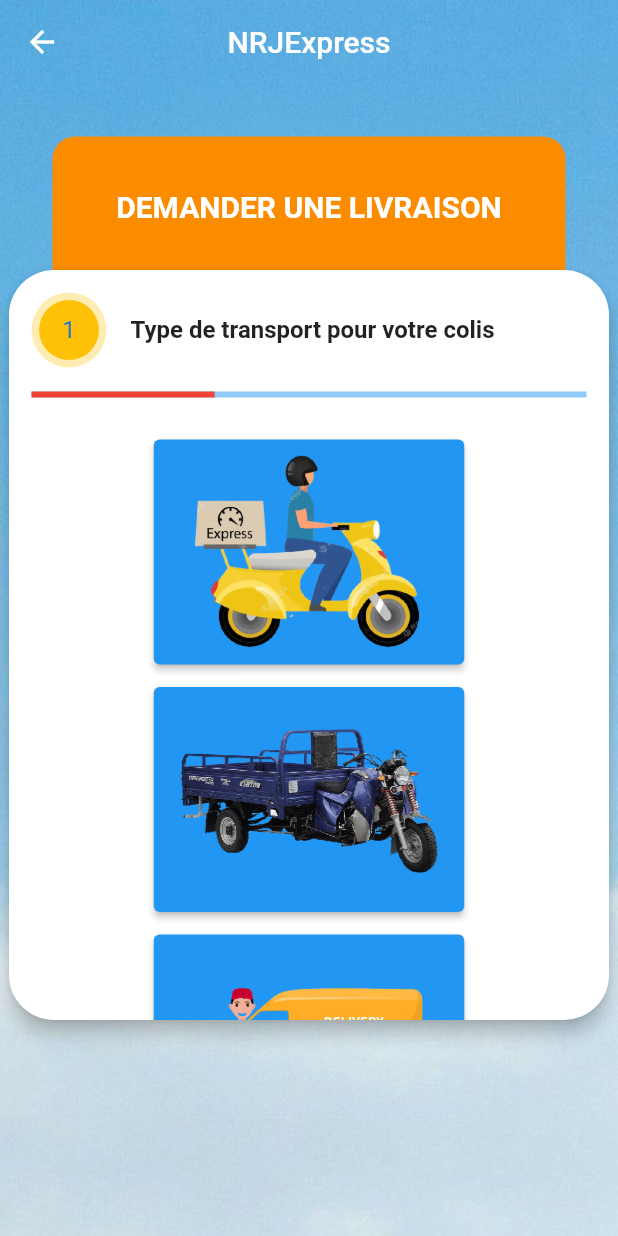
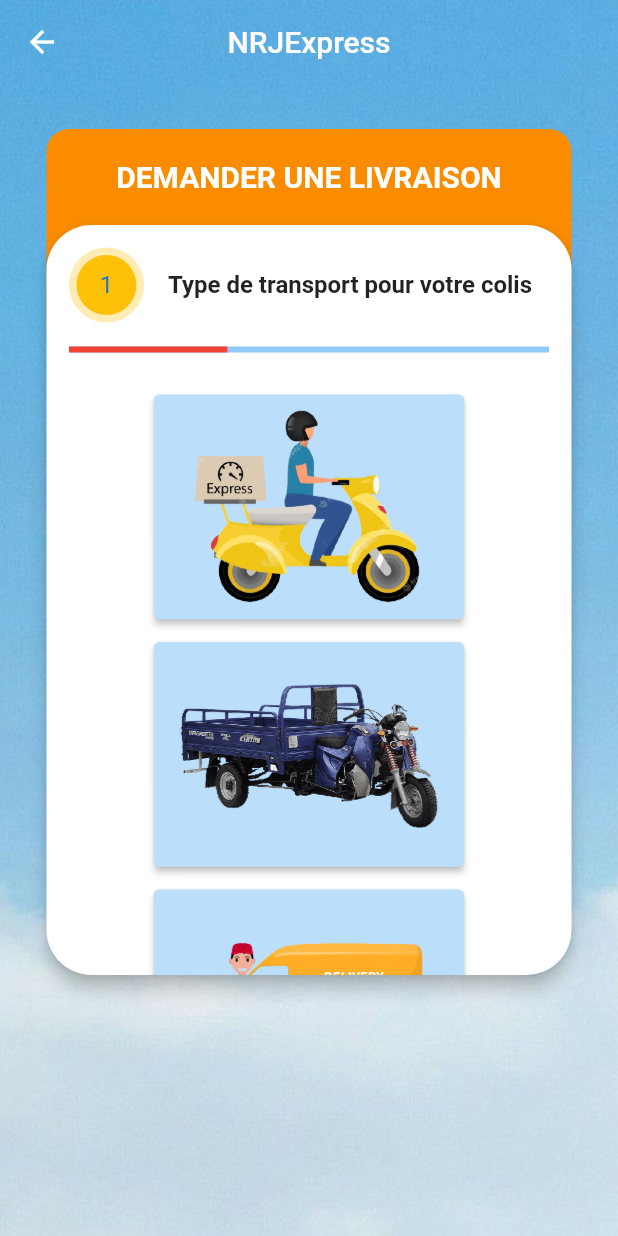
Before and after one commit to coldman-47/expeditious, a Flutter app: the NewDelivery screen opened directly, on a phone screen of 412 x 824 dp. Run offline on Flutter 3.47's test engine with Material 2 defaults, Android fonts, the phone set to English and light mode, and no system bars; our stand-ins replace logger; missing offline and left inert: dart:ffi.

Commit message:
livraison layout

```diff
--- a/lib/components/vehicles.dart
+++ b/lib/components/vehicles.dart
@@ -21,6 +21,9 @@ class _VehiclesState extends State<Vehicles> {
         child: Column(children: [
           ButtonBar(alignment: MainAxisAlignment.center, children: [
             ElevatedButton(
+                style: ButtonStyle(
+                    backgroundColor:
+                        MaterialStateProperty.all<Color>(Colors.blue.shade100)),
                 onPressed: () {},
                 child: Container(
                     height: 150,
@@ -31,6 +34,9 @@ class _VehiclesState extends State<Vehicles> {
                             fit: BoxFit.contain)))),
             SizedBox(height: 15),
             ElevatedButton(
+                style: ButtonStyle(
+                    backgroundColor:
+                        MaterialStateProperty.all<Color>(Colors.blue.shade100)),
                 onPressed: () {},
                 child: Container(
                     height: 150,
@@ -41,6 +47,9 @@ class _VehiclesState extends State<Vehicles> {
                             fit: BoxFit.contain)))),
             SizedBox(height: 15),
             ElevatedButton(
+                style: ButtonStyle(
+                    backgroundColor:
+                        MaterialStateProperty.all<Color>(Colors.blue.shade100)),
                 onPressed: () {},
                 child: Container(
                     height: 150,
--- a/lib/screens/new_delivery.dart
+++ b/lib/screens/new_delivery.dart
@@ -22,20 +22,20 @@ class NewDelivery extends StatelessWidget {
                 constraints: BoxConstraints.expand(),
                 padding: const EdgeInsets.all(25),
                 child: Container(
-                    padding: EdgeInsets.all(10),
-                    width: 400,
+                    padding: EdgeInsets.all(5),
+                    width: 350,
                     child: Stack(
                         clipBehavior: Clip.none,
                         alignment: Alignment.topCenter,
                         children: [
                           Positioned(
                               child: Container(
-                                  padding: EdgeInsets.all(35),
+                                  padding: EdgeInsets.all(20),
                                   decoration: BoxDecoration(
                                       color: Colors.orange[600],
                                       borderRadius: BorderRadius.circular(15)),
                                   height: 150,
-                                  width: 400,
+                                  width: 350,
                                   child: const Text('DEMANDER UNE LIVRAISON',
                                       textAlign: TextAlign.center,
                                       style: TextStyle(
@@ -43,14 +43,14 @@ class NewDelivery extends StatelessWidget {
                                           fontSize: 20,
                                           fontWeight: FontWeight.bold)))),
                           Positioned(
-                              top: 85,
+                              top: 60,
                               child: Card(
                                 elevation: 5,
                                 shape: RoundedRectangleBorder(
                                     borderRadius: BorderRadius.circular(30)),
                                 child: Container(
                                     height: 500,
-                                    width: 400,
+                                    width: 350,
                                     decoration: BoxDecoration(
                                         borderRadius:
                                             BorderRadius.circular(30)),
@@ -85,8 +85,10 @@ class _LivraisonCtrlState extends State<LivraisonCtrl> {
                   backgroundColor: Colors.amber[500], child: Text(vehic.index)),
             ),
             const SizedBox(width: 16),
-            Text(vehic.title,
-                style: TextStyle(fontSize: 16, fontWeight: FontWeight.w600))
+            Expanded(
+                child: Text(vehic.title,
+                    style:
+                        TextStyle(fontSize: 16, fontWeight: FontWeight.w600))),
           ]),
           const Divider(color: Colors.transparent),
           LinearProgressIndicator(value: vehic.stepValue, color: Colors.red),
```
